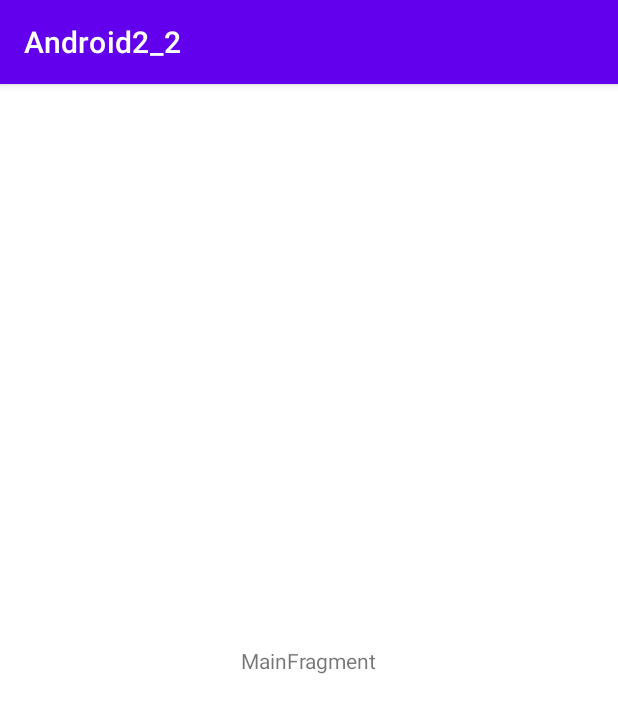
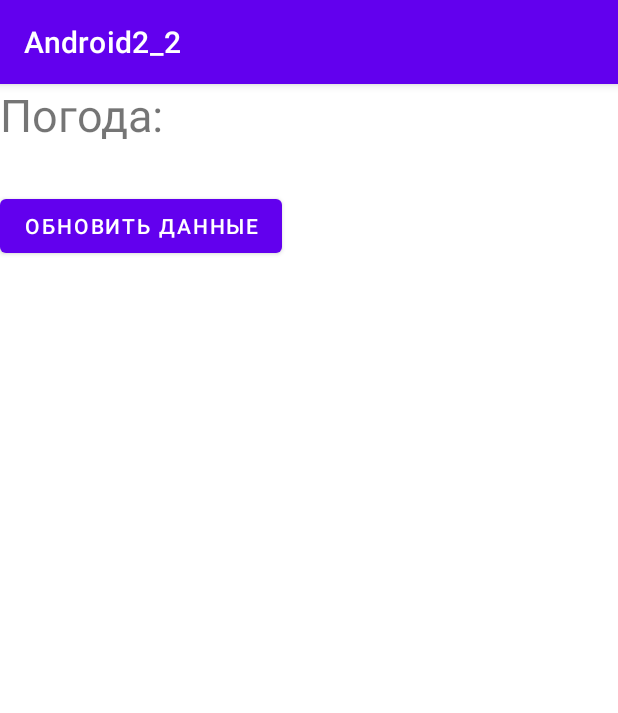
Before and after one commit to fslon/Android2_2, an Android app: the screen it shows after launch (MainActivity), on a phone screen of 412 x 824 dp. Shown: the top 713 px of the screen. Run offline under Robolectric (Android 15) with nearby library versions, the phone set to English and light mode, and no system bars.

```diff
--- a/app/src/main/java/ru/geekbrains/android2_2/view/MainFragment.kt
+++ b/app/src/main/java/ru/geekbrains/android2_2/view/MainFragment.kt
@@ -6,6 +6,8 @@ import androidx.fragment.app.Fragment
 import android.view.LayoutInflater
 import android.view.View
 import android.view.ViewGroup
+import android.widget.Toast
+import androidx.lifecycle.Observer
 import ru.geekbrains.android2_2.R
 import ru.geekbrains.android2_2.viewModel.MainViewModel
 
@@ -27,7 +29,14 @@ class MainFragment : Fragment() {
     override fun onActivityCreated(savedInstanceState: Bundle?) {
         super.onActivityCreated(savedInstanceState)
         viewModel = ViewModelProvider(this).get(MainViewModel::class.java)
-        // TODO: Use the ViewModel
+
+        val observer = Observer<Any> { renderData(it)}
+        viewModel.getData().observe(viewLifecycleOwner, observer)
+
+    }
+
+    private fun renderData(data: Any) {
+        Toast.makeText(context, "data", Toast.LENGTH_LONG).show()
     }
 
 }
--- a/app/src/main/java/ru/geekbrains/android2_2/viewModel/MainViewModel.kt
+++ b/app/src/main/java/ru/geekbrains/android2_2/viewModel/MainViewModel.kt
@@ -1,7 +1,23 @@
 package ru.geekbrains.android2_2.viewModel
 
+import androidx.lifecycle.LiveData
+import androidx.lifecycle.MutableLiveData
 import androidx.lifecycle.ViewModel
+import java.lang.Thread.sleep
 
-class MainViewModel : ViewModel() {
-    // TODO: Implement the ViewModel
+class MainViewModel(private val liveDataToObserve : MutableLiveData<Any> = MutableLiveData()) : ViewModel() {
+
+    fun getData(): LiveData<Any>{
+        getDataFromLocalSource()
+        return liveDataToObserve
+    }
+
+    private fun getDataFromLocalSource() {
+        Thread{
+            sleep(1000)
+            liveDataToObserve.postValue(Any())
+        }.start()
+    }
+
+
 }
--- a/app/src/main/res/layout/main_fragment.xml
+++ b/app/src/main/res/layout/main_fragment.xml
@@ -8,13 +8,52 @@
     tools:context=".view.MainFragment">
 
     <TextView
-        android:id="@+id/message"
+        android:id="@+id/textview_weather_now"
         android:layout_width="wrap_content"
         android:layout_height="wrap_content"
-        android:text="MainFragment"
+        android:text="Погода: "
+        android:textSize="30sp"
+        app:layout_constraintStart_toStartOf="parent"
+        app:layout_constraintTop_toTopOf="parent"
+
+        />
+
+    <Button
+        android:layout_width="wrap_content"
+        android:layout_height="wrap_content"
+        android:layout_marginTop="30dp"
+        android:text="Обновить данные"
+        app:layout_constraintStart_toStartOf="parent"
+        app:layout_constraintTop_toBottomOf="@id/textview_weather_now"
+
+        />
+
+
+    <androidx.constraintlayout.widget.ConstraintLayout
+
+        android:layout_width="match_parent"
+        android:layout_height="match_parent"
+        android:id="@+id/downloading_layout"
+        app:layout_constraintStart_toStartOf="parent"
+        app:layout_constraintTop_toTopOf="parent"
+        app:layout_constraintEnd_toEndOf="parent"
         app:layout_constraintBottom_toBottomOf="parent"
-        app:layout_constraintEnd_toEndOf="parent"
-        app:layout_constraintStart_toStartOf="parent"
-        app:layout_constraintTop_toTopOf="parent" />
+        android:background="@color/grey_for_downloading_layout"
+        android:visibility="gone"
+
+        >
+
+        <ProgressBar
+            android:layout_width="100dp"
+            android:layout_height="100dp"
+            app:layout_constraintStart_toStartOf="parent"
+            app:layout_constraintTop_toTopOf="parent"
+            app:layout_constraintEnd_toEndOf="parent"
+            app:layout_constraintBottom_toBottomOf="parent"
+
+            />
+
+    </androidx.constraintlayout.widget.ConstraintLayout>
+
 
 </androidx.constraintlayout.widget.ConstraintLayout>
--- a/app/src/main/res/values/colors.xml
+++ b/app/src/main/res/values/colors.xml
@@ -7,4 +7,5 @@
     <color name="teal_700">#FF018786</color>
     <color name="black">#FF000000</color>
     <color name="white">#FFFFFFFF</color>
+    <color name="grey_for_downloading_layout">#737373</color>
 </resources>
```
